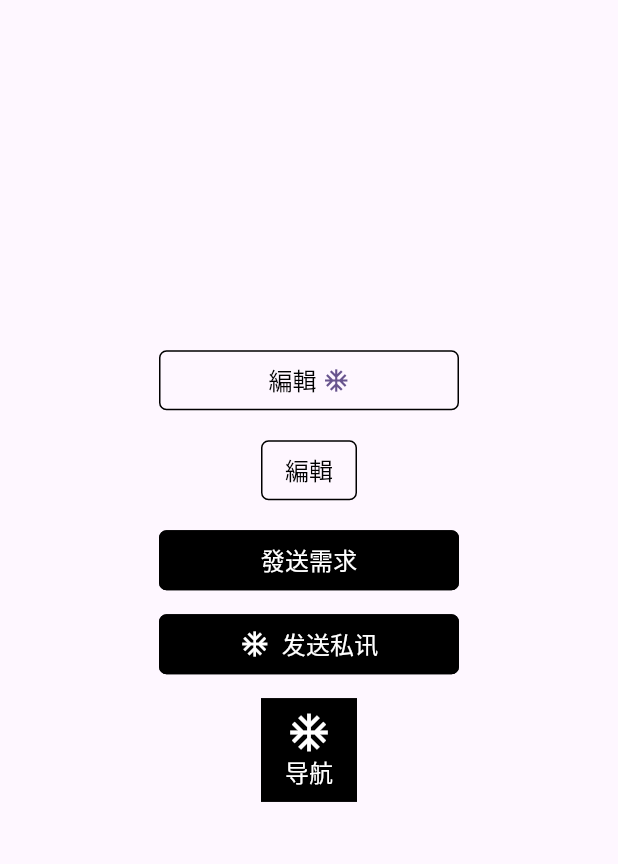
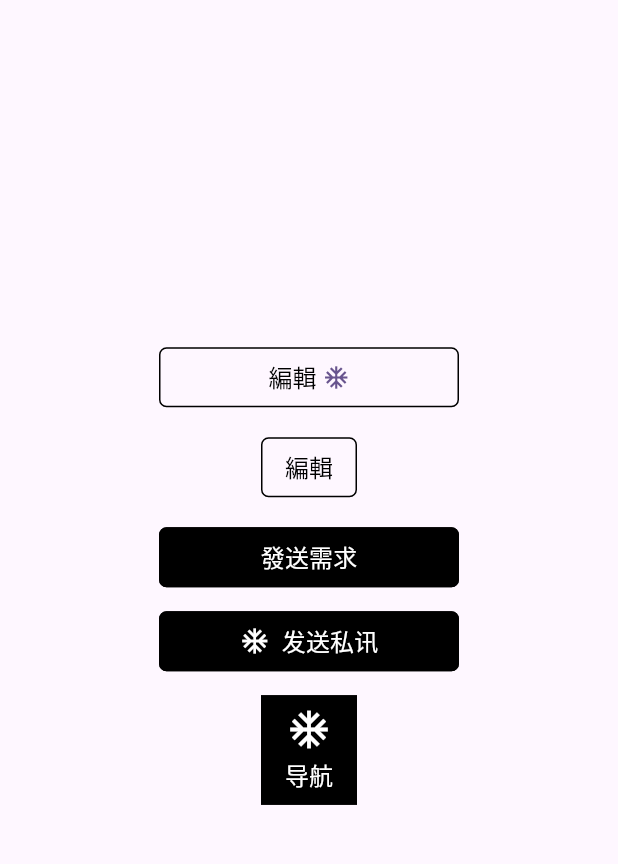
Before and after one commit to flutter-packagist/widgets, a Flutter app: the TextButtonDemo screen opened directly, on a phone screen of 412 x 824 dp, the part 84-948 px from its top. Run offline on Flutter 3.47's test engine with Material 2 defaults, Android fonts, the phone set to English and light mode, and no system bars; our stand-ins replace cached_network_image, dio, easy_refresh; missing offline and left inert: network.

Commit message:
fixed: textButton图片和文字间距不生效问题

```diff
--- a/lib/button/text_button.dart
+++ b/lib/button/text_button.dart
@@ -115,7 +115,7 @@ class WrapperTextButton extends StatelessWidget {
           mainAxisSize: MainAxisSize.min,
           children: <Widget>[
             icon!,
-            SizedBox(width: gap),
+            SizedBox(height: gap),
             Flexible(child: child)
           ],
         );
@@ -124,7 +124,7 @@ class WrapperTextButton extends StatelessWidget {
           mainAxisSize: MainAxisSize.min,
           children: <Widget>[
             Flexible(child: child),
-            SizedBox(width: gap),
+            SizedBox(height: gap),
             icon!
           ],
         );
```
